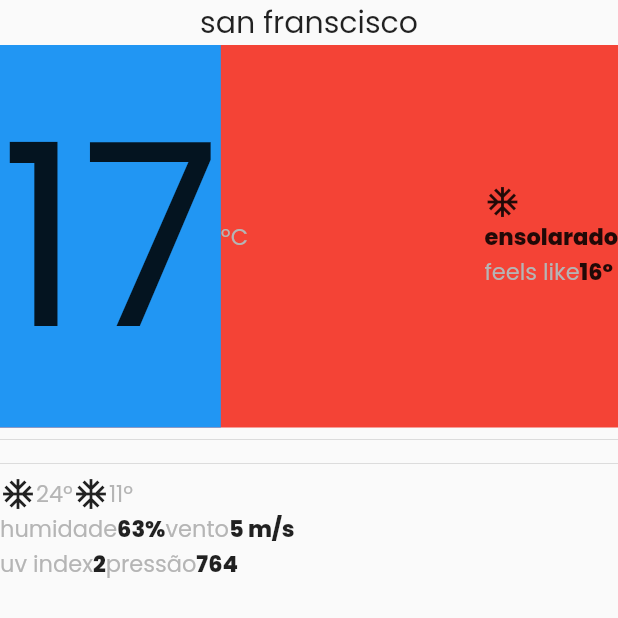
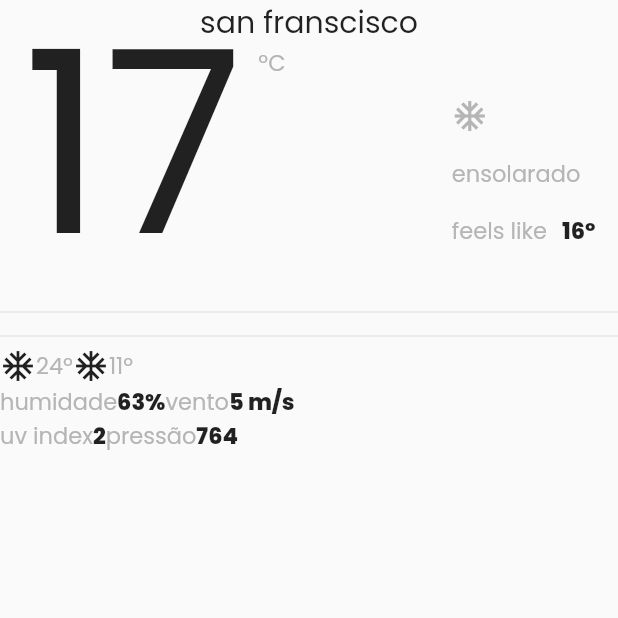
Before and after one commit to vivianeor/weather_app, a Flutter app: the screen it shows after launch, on a phone screen of 412 x 824 dp, the top half of it. Run offline on Flutter 3.47's test engine with Material 2 defaults, Android fonts, the phone set to English and light mode, and no system bars; our stand-ins replace dartz, equatable, google_fonts, mobx; generated files the repository leaves out were written again.

Commit message:
alinhamento do current_weather

```diff
--- a/lib/features/home/presentation/ui/component/curent_weather.component.dart
+++ b/lib/features/home/presentation/ui/component/curent_weather.component.dart
@@ -1,5 +1,6 @@
 import 'package:flutter/material.dart';
 import 'package:google_fonts/google_fonts.dart';
+import 'package:weather_app/core/enums/colors.dart';
 import 'package:weather_app/features/home/presentation/ui/atoms/text_label_bold.dart';
 
 import '../atoms/text_label.dart';
@@ -16,33 +17,34 @@ class _CurrentWeatherComponentState extends State<CurrentWeatherComponent> {
   Widget build(BuildContext context) {
     return Container(
       width: MediaQuery.of(context).size.width,
-      color: Colors.red,
+      margin: const EdgeInsets.symmetric(horizontal: 15),
       child: Row(
         mainAxisAlignment: MainAxisAlignment.spaceBetween,
         children: [
           Row(
+            crossAxisAlignment: CrossAxisAlignment.start,
             children: [
-              Container(
-                color: Colors.blue,
-                child: Text(
-                  '17',
-                  textAlign: TextAlign.left,
-                  style: GoogleFonts.poppins(
-                    textStyle: const TextStyle(fontSize: 170),
-                  ),
+              Text(
+                '17',
+                style: GoogleFonts.poppins(
+                  textStyle: const TextStyle(fontSize: 170, height: 1.0),
                 ),
               ),
-              TextLabel(label: 'ºC'),
+              const SizedBox(width: 10),
+              const TextLabel(label: 'ºC'),
             ],
           ),
           Column(
             crossAxisAlignment: CrossAxisAlignment.start,
             children: [
-              Icon(Icons.ac_unit),
-              TextLabelBold(label: 'ensolarado'),
+              Icon(Icons.ac_unit, color: ColorsEnum.grey),
+              const SizedBox(height: 15),
+              TextLabel(label: 'ensolarado'),
+              const SizedBox(height: 15),
               Row(
                 children: [
                   TextLabel(label: 'feels like'),
+                  const SizedBox(width: 10),
                   TextLabelBold(label: '16º'),
                 ],
               ),
```
